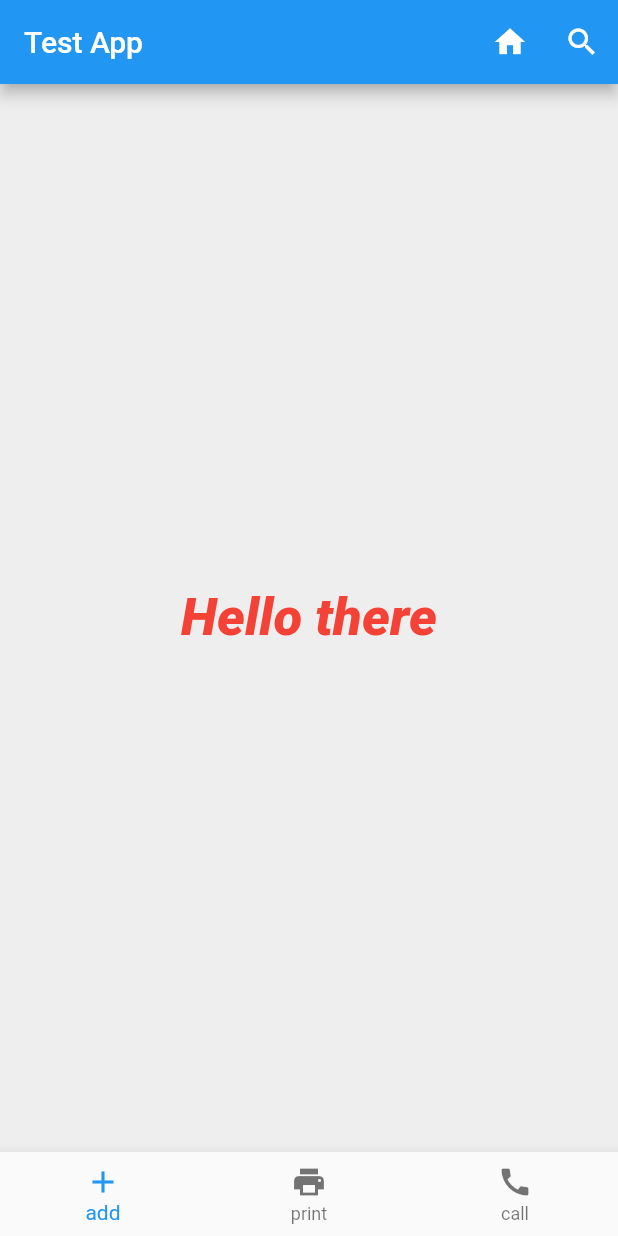
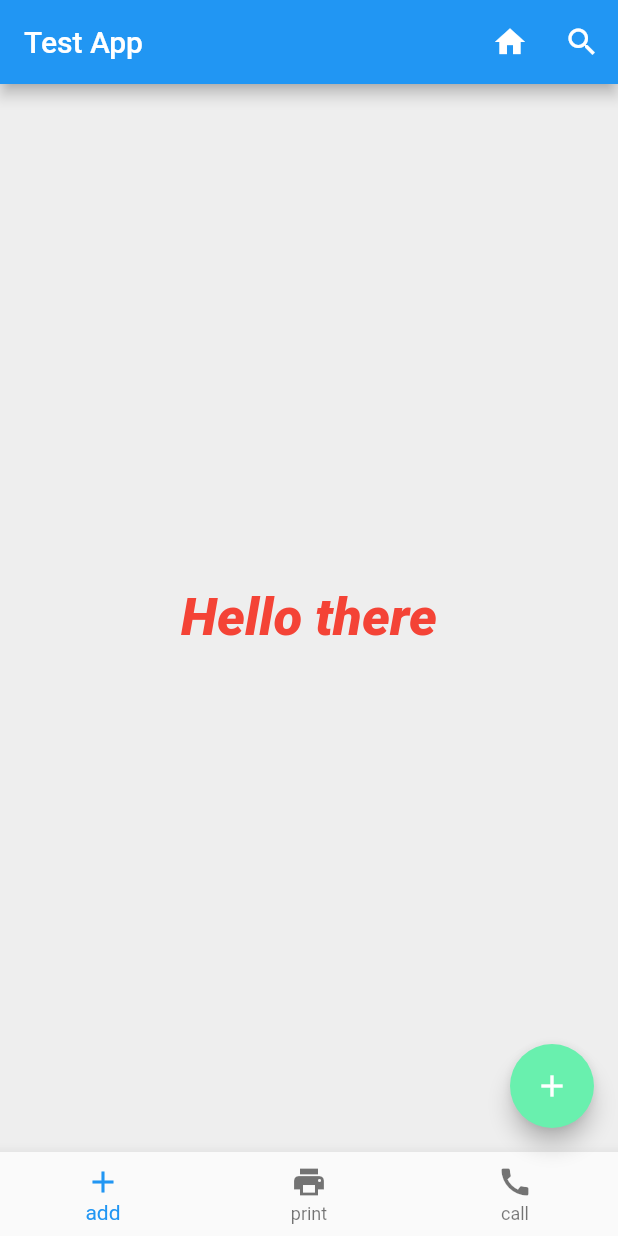
Before and after one commit to udith-shalinda/First_flutter, a Flutter app: the screen it shows after launch, on a phone screen of 412 x 824 dp. Run offline on Flutter 3.47's test engine with Material 2 defaults, Android fonts, the phone set to English and light mode, and no system bars.

Commit message:
floation Action button

```diff
--- a/lib/ui/toolbar.dart
+++ b/lib/ui/toolbar.dart
@@ -34,6 +34,12 @@ class toolbar extends StatelessWidget {
         )
       ),
 
+      floatingActionButton: FloatingActionButton(
+          onPressed: null,
+          backgroundColor: Colors.greenAccent,
+          child: new Icon(Icons.add),
+      ),
+
       bottomNavigationBar: new BottomNavigationBar(items: [
         new BottomNavigationBarItem(icon: new Icon(Icons.add),title:new Text("add")),
         new BottomNavigationBarItem(icon: new Icon(Icons.print),title:new Text("print")),
```
